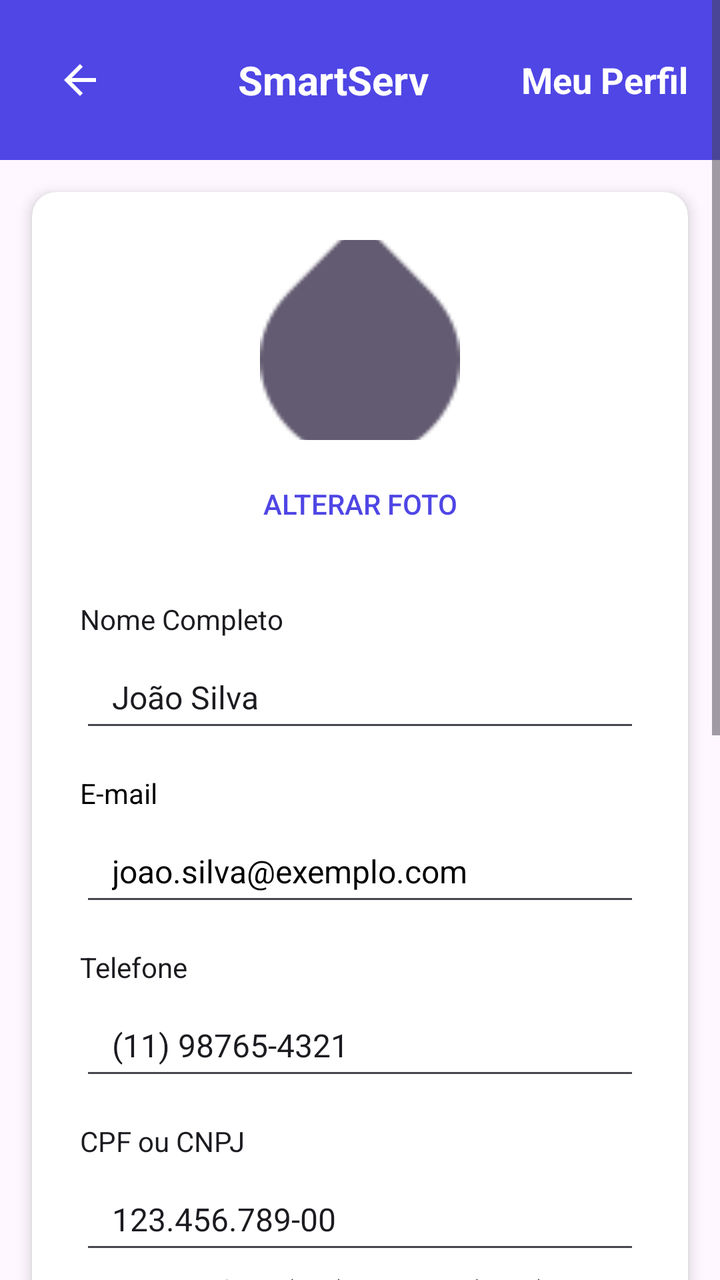
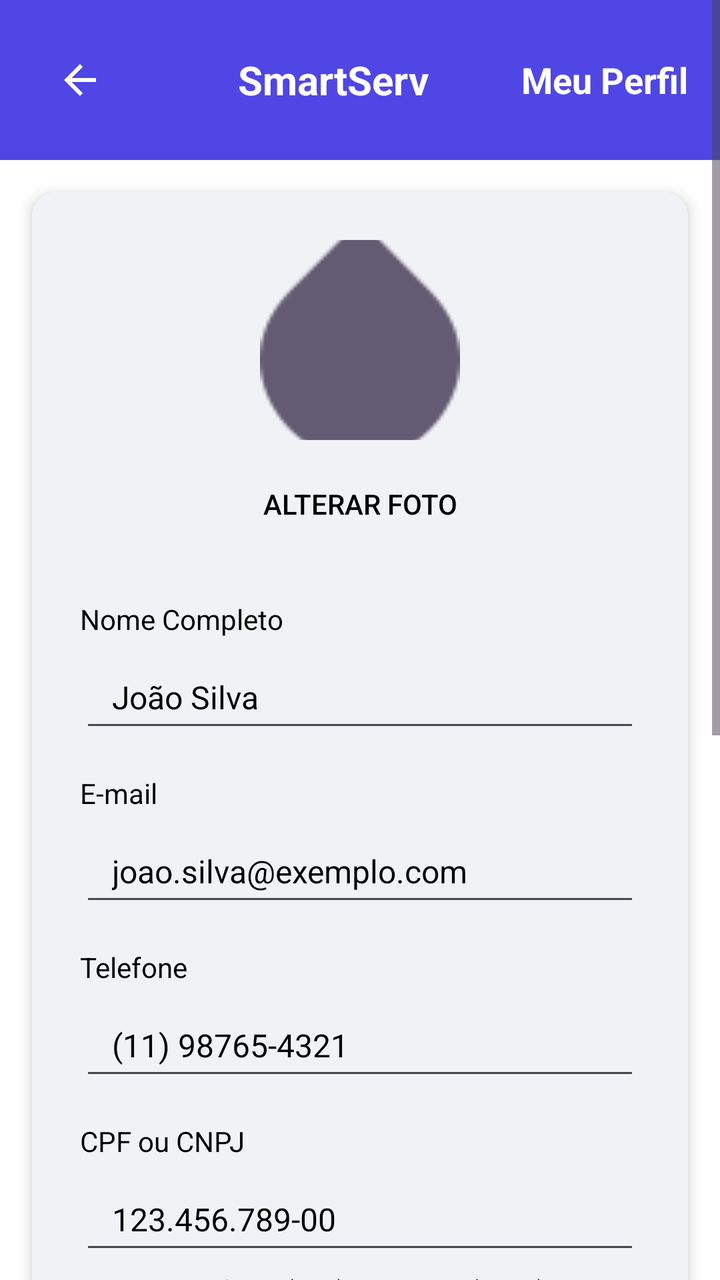

Compare the two renders of this Android layout. The source of the first and the diff that turns it into the second are given below.
<!-- AndroidManifest.xml: application theme Theme.SmartApp -->
<!-- res/layout/editar_cliente.xml -->
<?xml version="1.0" encoding="utf-8"?>
<ScrollView xmlns:android="http://schemas.android.com/apk/res/android"
    xmlns:app="http://schemas.android.com/apk/res-auto"
    android:layout_width="match_parent"
    android:layout_height="match_parent"
    android:fillViewport="true">

    <LinearLayout
        android:layout_width="match_parent"
        android:layout_height="wrap_content"
        android:orientation="vertical">

        
        <LinearLayout
            android:layout_width="match_parent"
            android:layout_height="wrap_content"
            android:background="#4F46E5"
            android:gravity="center_vertical"
            android:orientation="horizontal"
            android:padding="16dp">

            <ImageButton
                android:id="@+id/btnvoltarcliente"
                android:layout_width="48dp"
                android:layout_height="48dp"
                android:background="?attr/selectableItemBackgroundBorderless"
                android:contentDescription="gere2"
                android:src="@drawable/ic_arrow_back"
                android:layout_alignParentStart="true"/>

            <TextView
                android:layout_width="0dp"
                android:layout_height="wrap_content"
                android:layout_marginStart="8dp"
                android:layout_weight="1"
                android:gravity="center"
                android:text="SmartServ"
                android:textColor="@android:color/white"
                android:textSize="20sp"
                android:textStyle="bold" />

            <TextView
                android:layout_width="wrap_content"
                android:layout_height="wrap_content"
                android:text="Meu Perfil"
                android:textColor="@android:color/white"
                android:textSize="18sp"
                android:textStyle="bold" />
        </LinearLayout>

        
        <androidx.cardview.widget.CardView
            android:layout_width="match_parent"
            android:layout_height="wrap_content"
            android:layout_margin="16dp"
            app:cardCornerRadius="12dp"
            app:cardElevation="4dp"
            app:cardBackgroundColor="@color/white">

            <LinearLayout
                android:layout_width="match_parent"
                android:layout_height="wrap_content"
                android:orientation="vertical"
                android:padding="24dp">

                
                <LinearLayout
                    android:layout_width="match_parent"
                    android:layout_height="wrap_content"
                    android:layout_marginBottom="24dp"
                    android:gravity="center_horizontal"
                    android:orientation="vertical">

                    <ImageView
                        android:id="@+id/profileImage"
                        android:layout_width="100dp"
                        android:layout_height="100dp"
                        android:contentDescription="Foto de perfil"
                        android:scaleType="centerCrop"
                        android:src="?android:attr/textSelectHandle" /> 

                    <Button
                        android:id="@+id/changePhotoButton"
                        style="@style/Widget.AppCompat.Button.Borderless"
                        android:layout_width="wrap_content"
                        android:layout_height="wrap_content"
                        android:layout_marginTop="8dp"
                        android:drawablePadding="8dp"
                        android:text="Alterar Foto"
                        android:textColor="#4F46E5"
                        android:textSize="14sp" />
                </LinearLayout>

                
                <LinearLayout
                    android:layout_width="match_parent"
                    android:layout_height="wrap_content"
                    android:orientation="vertical">

                    
                    <TextView
                        android:layout_width="match_parent"
                        android:layout_height="wrap_content"
                        android:layout_marginBottom="4dp"
                        android:text="Nome Completo"
                        android:textColor="?android:attr/textColorPrimary"
                        android:textSize="14sp" />

                    <EditText
                        android:id="@+id/nameEditText"
                        android:layout_width="match_parent"
                        android:layout_height="48dp"
                        android:background="?android:attr/editTextBackground"
                        android:paddingStart="16dp"
                        android:paddingEnd="16dp"
                        android:text="João Silva"
                        android:textColor="?android:attr/textColorPrimary"
                        android:textSize="16sp" />

                    
                    <TextView
                        android:layout_width="match_parent"
                        android:layout_height="wrap_content"
                        android:layout_marginTop="16dp"
                        android:layout_marginBottom="4dp"
                        android:text="E-mail"
                        android:textColor="@color/black"
                        android:textSize="14sp" />

                    <EditText
                        android:id="@+id/emailEditText"
                        android:layout_width="match_parent"
                        android:layout_height="48dp"
                        android:inputType="textEmailAddress"
                        android:paddingStart="16dp"
                        android:paddingEnd="16dp"
                        android:text="joao.silva@exemplo.com"
                        android:textColor="@color/black"
                        android:textSize="16sp" />

                    
                    <TextView
                        android:layout_width="match_parent"
                        android:layout_height="wrap_content"
                        android:layout_marginTop="16dp"
                        android:layout_marginBottom="4dp"
                        android:text="Telefone"
                        android:textColor="?android:attr/textColorPrimary"
                        android:textSize="14sp" />

                    <EditText
                        android:id="@+id/phoneEditText"
                        android:layout_width="match_parent"
                        android:layout_height="48dp"
                        android:background="?android:attr/editTextBackground"
                        android:inputType="phone"
                        android:paddingStart="16dp"
                        android:paddingEnd="16dp"
                        android:text="(11) 98765-4321"
                        android:textColor="?android:attr/textColorPrimary"
                        android:textSize="16sp" />

                    
                    <TextView
                        android:layout_width="match_parent"
                        android:layout_height="wrap_content"
                        android:layout_marginTop="16dp"
                        android:layout_marginBottom="4dp"
                        android:text="CPF ou CNPJ"
                        android:textColor="?android:attr/textColorPrimary"
                        android:textSize="14sp" />

                    <EditText
                        android:id="@+id/cpfCnpjEditText"
                        android:layout_width="match_parent"
                        android:layout_height="48dp"
                        android:background="?android:attr/editTextBackground"
                        android:paddingStart="16dp"
                        android:paddingEnd="16dp"
                        android:text="123.456.789-00"
                        android:textColor="?android:attr/textColorPrimary"
                        android:textSize="16sp" />

                    <TextView
                        android:layout_width="match_parent"
                        android:layout_height="wrap_content"
                        android:layout_marginTop="4dp"
                        android:text="Para pessoa física (CPF) ou jurídica (CNPJ)."
                        android:textColor="?android:attr/textColorSecondary"
                        android:textSize="12sp" />

                    
                    <TextView
                        android:layout_width="match_parent"
                        android:layout_height="wrap_content"
                        android:layout_marginTop="16dp"
                        android:layout_marginBottom="4dp"
                        android:text="Endereço Completo"
                        android:textColor="?android:attr/textColorPrimary"
                        android:textSize="14sp" />

                    <EditText
                        android:id="@+id/addressEditText"
                        android:layout_width="match_parent"
                        android:layout_height="48dp"
                        android:background="?android:attr/editTextBackground"
                        android:paddingStart="16dp"
                        android:paddingEnd="16dp"
                        android:text="Rua Exemplo, 123, Bairro Centro, Cidade, SP, 12345-678"
                        android:textColor="?android:attr/textColorPrimary"
                        android:textSize="16sp" />

                    
                    <View
                        android:layout_width="match_parent"
                        android:layout_height="1dp"
                        android:layout_marginTop="24dp"
                        android:layout_marginBottom="16dp"
                        android:background="?android:attr/dividerVertical" />

                    <TextView
                        android:layout_width="match_parent"
                        android:layout_height="wrap_content"
                        android:layout_marginBottom="16dp"
                        android:text="Alterar Senha"
                        android:textColor="?android:attr/textColorPrimary"
                        android:textSize="18sp"
                        android:textStyle="bold" />

                    
                    <TextView
                        android:layout_width="match_parent"
                        android:layout_height="wrap_content"
                        android:layout_marginBottom="4dp"
                        android:text="Nova Senha"
                        android:textColor="?android:attr/textColorPrimary"
                        android:textSize="14sp" />

                    <EditText
                        android:id="@+id/newPasswordEditText"
                        android:layout_width="match_parent"
                        android:layout_height="48dp"
                        android:background="?android:attr/editTextBackground"
                        android:hint="••••••••"
                        android:inputType="textPassword"
                        android:paddingStart="16dp"
                        android:paddingEnd="16dp"
                        android:textColor="?android:attr/textColorPrimary"
                        android:textSize="16sp" />

                    <TextView
                        android:layout_width="match_parent"
                        android:layout_height="wrap_content"
                        android:layout_marginTop="4dp"
                        android:text="Mínimo de 6 caracteres."
                        android:textColor="?android:attr/textColorSecondary"
                        android:textSize="12sp" />

                    
                    <TextView
                        android:layout_width="match_parent"
                        android:layout_height="wrap_content"
                        android:layout_marginTop="16dp"
                        android:layout_marginBottom="4dp"
                        android:text="Confirmar Nova Senha"
                        android:textColor="?android:attr/textColorPrimary"
                        android:textSize="14sp" />

                    <EditText
                        android:id="@+id/confirmNewPasswordEditText"
                        android:layout_width="match_parent"
                        android:layout_height="48dp"
                        android:background="?android:attr/editTextBackground"
                        android:hint="••••••••"
                        android:inputType="textPassword"
                        android:paddingStart="16dp"
                        android:paddingEnd="16dp"
                        android:textColor="?android:attr/textColorPrimary"
                        android:textSize="16sp" />

                    
                    <LinearLayout
                        android:layout_width="match_parent"
                        android:layout_height="wrap_content"
                        android:layout_marginTop="24dp"
                        android:gravity="end"
                        android:orientation="horizontal">

                        <Button
                            android:id="@+id/cancelButton"
                            android:layout_width="wrap_content"
                            android:layout_height="wrap_content"
                            android:layout_marginEnd="16dp"
                            android:backgroundTint="?android:attr/colorButtonNormal"
                            android:paddingStart="24dp"
                            android:paddingTop="12dp"
                            android:paddingEnd="24dp"
                            android:paddingBottom="12dp"
                            android:text="Voltar"
                            android:textColor="?android:attr/textColorPrimary" />

                        <Button
                            android:id="@+id/saveButton"
                            android:layout_width="wrap_content"
                            android:layout_height="wrap_content"
                            android:backgroundTint="#16A34A"
                            android:paddingStart="24dp"
                            android:paddingTop="12dp"
                            android:paddingEnd="24dp"
                            android:paddingBottom="12dp"
                            android:text="Salvar Alterações"
                            android:textColor="@android:color/white" />
                    </LinearLayout>
                </LinearLayout>
            </LinearLayout>
        </androidx.cardview.widget.CardView>
    </LinearLayout>
</ScrollView>
<!-- resources referenced by this layout -->
<resources>
  <color name="black">#FF000000</color>
  <color name="white">#FFFFFFFF</color>
  <!-- drawable ic_arrow_back (drawable) -->
  <vector xmlns:android="http://schemas.android.com/apk/res/android"
      android:width="24dp"
      android:height="24dp"
      android:viewportWidth="24"
      android:viewportHeight="24">
      <path android:fillColor="#FFFFFF" android:pathData="M20,11H7.83l5.59,-5.59L12,4l-8,8 8,8 1.41,-1.41L7.83,13H20v-2z"/>
  </vector>
  <style name="Theme.SmartApp" parent="Base.Theme.SmartApp" />
  <style name="Base.Theme.SmartApp" parent="Theme.Material3.DayNight.NoActionBar" />
</resources>

<!-- the commit's change to res/layout/editar_cliente.xml (unified diff, before → after) -->
@@ -3,12 +3,14 @@
     xmlns:app="http://schemas.android.com/apk/res-auto"
     android:layout_width="match_parent"
     android:layout_height="match_parent"
-    android:fillViewport="true">
+    android:fillViewport="true"
+    android:background="@color/white">
 
     <LinearLayout
         android:layout_width="match_parent"
         android:layout_height="wrap_content"
-        android:orientation="vertical">
+        android:orientation="vertical"
+        android:background="@color/white">
 
         
         <LinearLayout
@@ -61,7 +63,8 @@
                 android:layout_width="match_parent"
                 android:layout_height="wrap_content"
                 android:orientation="vertical"
-                android:padding="24dp">
+                android:padding="24dp"
+                android:background="@color/light_gray">
 
                 
                 <LinearLayout
@@ -87,7 +90,7 @@
                         android:layout_marginTop="8dp"
                         android:drawablePadding="8dp"
                         android:text="Alterar Foto"
-                        android:textColor="#4F46E5"
+                        android:textColor="@android:color/black"
                         android:textSize="14sp" />
                 </LinearLayout>
 
@@ -103,7 +106,7 @@
                         android:layout_height="wrap_content"
                         android:layout_marginBottom="4dp"
                         android:text="Nome Completo"
-                        android:textColor="?android:attr/textColorPrimary"
+                        android:textColor="@android:color/black"
                         android:textSize="14sp" />
 
                     <EditText
@@ -114,7 +117,7 @@
                         android:paddingStart="16dp"
                         android:paddingEnd="16dp"
                         android:text="João Silva"
-                        android:textColor="?android:attr/textColorPrimary"
+                        android:textColor="@android:color/black"
                         android:textSize="16sp" />
 
                     
@@ -124,7 +127,7 @@
                         android:layout_marginTop="16dp"
                         android:layout_marginBottom="4dp"
                         android:text="E-mail"
-                        android:textColor="@color/black"
+                        android:textColor="@android:color/black"
                         android:textSize="14sp" />
 
                     <EditText
@@ -135,7 +138,7 @@
                         android:paddingStart="16dp"
                         android:paddingEnd="16dp"
                         android:text="joao.silva@exemplo.com"
-                        android:textColor="@color/black"
+                        android:textColor="@android:color/black"
                         android:textSize="16sp" />
 
                     
@@ -145,7 +148,7 @@
                         android:layout_marginTop="16dp"
                         android:layout_marginBottom="4dp"
                         android:text="Telefone"
-                        android:textColor="?android:attr/textColorPrimary"
+                        android:textColor="@android:color/black"
                         android:textSize="14sp" />
 
                     <EditText
@@ -157,7 +160,7 @@
                         android:paddingStart="16dp"
                         android:paddingEnd="16dp"
                         android:text="(11) 98765-4321"
-                        android:textColor="?android:attr/textColorPrimary"
+                        android:textColor="@android:color/black"
                         android:textSize="16sp" />
 
                     
@@ -167,7 +170,7 @@
                         android:layout_marginTop="16dp"
                         android:layout_marginBottom="4dp"
                         android:text="CPF ou CNPJ"
-                        android:textColor="?android:attr/textColorPrimary"
+                        android:textColor="@android:color/black"
                         android:textSize="14sp" />
 
                     <EditText
@@ -178,7 +181,7 @@
                         android:paddingStart="16dp"
                         android:paddingEnd="16dp"
                         android:text="123.456.789-00"
-                        android:textColor="?android:attr/textColorPrimary"
+                        android:textColor="@android:color/black"
                         android:textSize="16sp" />
 
                     <TextView
@@ -186,7 +189,7 @@
                         android:layout_height="wrap_content"
                         android:layout_marginTop="4dp"
                         android:text="Para pessoa física (CPF) ou jurídica (CNPJ)."
-                        android:textColor="?android:attr/textColorSecondary"
+                        android:textColor="@android:color/black"
                         android:textSize="12sp" />
 
                     
@@ -196,7 +199,7 @@
                         android:layout_marginTop="16dp"
                         android:layout_marginBottom="4dp"
                         android:text="Endereço Completo"
-                        android:textColor="?android:attr/textColorPrimary"
+                        android:textColor="@android:color/black"
                         android:textSize="14sp" />
 
                     <EditText
@@ -207,7 +210,7 @@
                         android:paddingStart="16dp"
                         android:paddingEnd="16dp"
                         android:text="Rua Exemplo, 123, Bairro Centro, Cidade, SP, 12345-678"
-                        android:textColor="?android:attr/textColorPrimary"
+                        android:textColor="@android:color/black"
                         android:textSize="16sp" />
 
                     
@@ -223,7 +226,7 @@
                         android:layout_height="wrap_content"
                         android:layout_marginBottom="16dp"
                         android:text="Alterar Senha"
-                        android:textColor="?android:attr/textColorPrimary"
+                        android:textColor="@android:color/black"
                         android:textSize="18sp"
                         android:textStyle="bold" />
 
@@ -233,7 +236,7 @@
                         android:layout_height="wrap_content"
                         android:layout_marginBottom="4dp"
                         android:text="Nova Senha"
-                        android:textColor="?android:attr/textColorPrimary"
+                        android:textColor="@android:color/black"
                         android:textSize="14sp" />
 
                     <EditText
@@ -245,7 +248,7 @@
                         android:inputType="textPassword"
                         android:paddingStart="16dp"
                         android:paddingEnd="16dp"
-                        android:textColor="?android:attr/textColorPrimary"
+                        android:textColor="@android:color/black"
                         android:textSize="16sp" />
 
                     <TextView
@@ -253,7 +256,7 @@
                         android:layout_height="wrap_content"
                         android:layout_marginTop="4dp"
                         android:text="Mínimo de 6 caracteres."
-                        android:textColor="?android:attr/textColorSecondary"
+                        android:textColor="@android:color/black"
                         android:textSize="12sp" />
 
                     
@@ -263,7 +266,7 @@
                         android:layout_marginTop="16dp"
                         android:layout_marginBottom="4dp"
                         android:text="Confirmar Nova Senha"
-                        android:textColor="?android:attr/textColorPrimary"
+                        android:textColor="@android:color/black"
                         android:textSize="14sp" />
 
                     <EditText
@@ -275,7 +278,7 @@
                         android:inputType="textPassword"
                         android:paddingStart="16dp"
                         android:paddingEnd="16dp"
-                        android:textColor="?android:attr/textColorPrimary"
+                        android:textColor="@android:color/black"
                         android:textSize="16sp" />
 
                     
@@ -297,7 +300,7 @@
                             android:paddingEnd="24dp"
                             android:paddingBottom="12dp"
                             android:text="Voltar"
-                            android:textColor="?android:attr/textColorPrimary" />
+                            android:textColor="@android:color/black" />
 
                         <Button
                             android:id="@+id/saveButton"
@@ -309,7 +312,7 @@
                             android:paddingEnd="24dp"
                             android:paddingBottom="12dp"
                             android:text="Salvar Alterações"
-                            android:textColor="@android:color/white" />
+                            android:textColor="@android:color/black" />
                     </LinearLayout>
                 </LinearLayout>
             </LinearLayout>
<!-- resource entries referenced after the edit -->
@@ -1,6 +1,6 @@
 <!-- resources referenced by this layout -->
 <resources>
-  <color name="black">#FF000000</color>
+  <color name="light_gray">#F0F2F5</color>
   <color name="white">#FFFFFFFF</color>
   <!-- drawable ic_arrow_back (drawable) -->
   <vector xmlns:android="http://schemas.android.com/apk/res/android"
